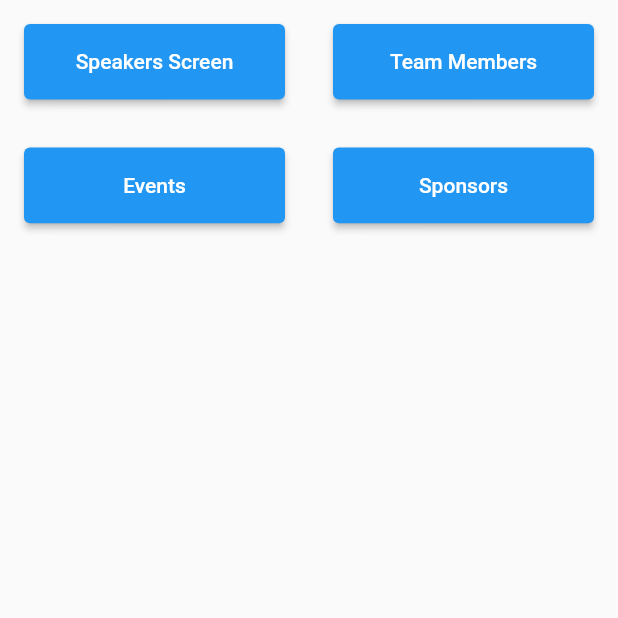
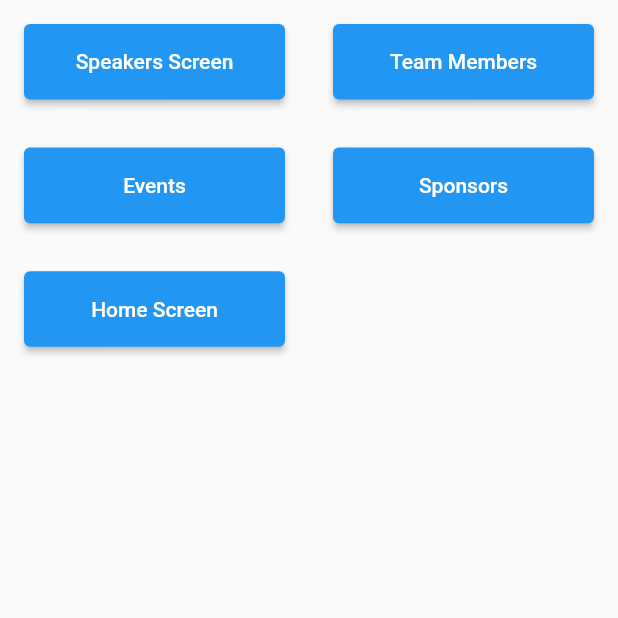
Before and after one commit to swarooprk7/tedx_sit, a Flutter app: the screen it shows after launch, on a phone screen of 412 x 824 dp, the top half of it. Run offline on Flutter 3.47's test engine with Material 2 defaults, Android fonts, the phone set to English and light mode, and no system bars; our stand-ins replace cached_network_image, carousel_pro, cloud_firestore, firebase_core; accounts and stored records are empty.

Commit message:
home page backend

```diff
--- a/lib/resources/router.dart
+++ b/lib/resources/router.dart
@@ -3,6 +3,7 @@ import 'package:tedx_sit/resources/route.dart';
 import 'package:tedx_sit/screens/events.dart';
 import 'package:tedx_sit/screens/home_screen.dart';
 import 'package:tedx_sit/screens/speaker_screen.dart';
+import 'package:tedx_sit/screens/sponsors.dart';
 import 'package:tedx_sit/screens/start.dart';
 import 'package:tedx_sit/screens/team_members.dart';
 
@@ -18,9 +19,9 @@ class MyRouter {
         return MaterialPageRoute(builder: (_) => TeamMembers());
       case MyRoute.events:
         return MaterialPageRoute(builder: (_) => EventScreen());
+      case MyRoute.sponsors:
+        return MaterialPageRoute(builder: (_) => SponsorScreen());
       case MyRoute.home:
-        return MaterialPageRoute(builder: (_) => HomeScreen());
-      case MyRoute.sponsors:
         return MaterialPageRoute(builder: (_) => HomeScreen());
 
       default:
--- a/lib/screens/start.dart
+++ b/lib/screens/start.dart
@@ -55,6 +55,15 @@ class _StartState extends State<Start> {
               child: Text("Sponsors"),
             ),
           ),
+          Container(
+            padding: EdgeInsets.all(16),
+            child: ElevatedButton(
+              onPressed: () {
+                myNavigation.push(screen: MyRoute.home, context: context);
+              },
+              child: Text("Home Screen"),
+            ),
+          ),
         ],
       ),
     );
```
